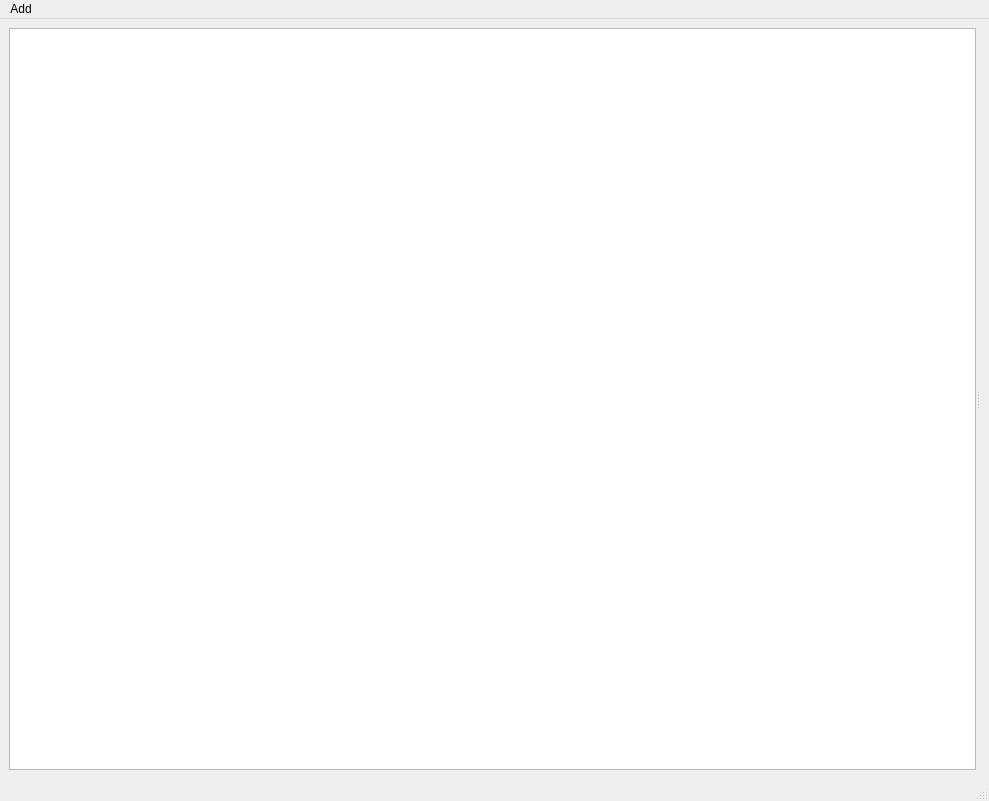
Old version of the form app/rmlGui/MainWindow.ui in the repository czrocklee/RockStudio.
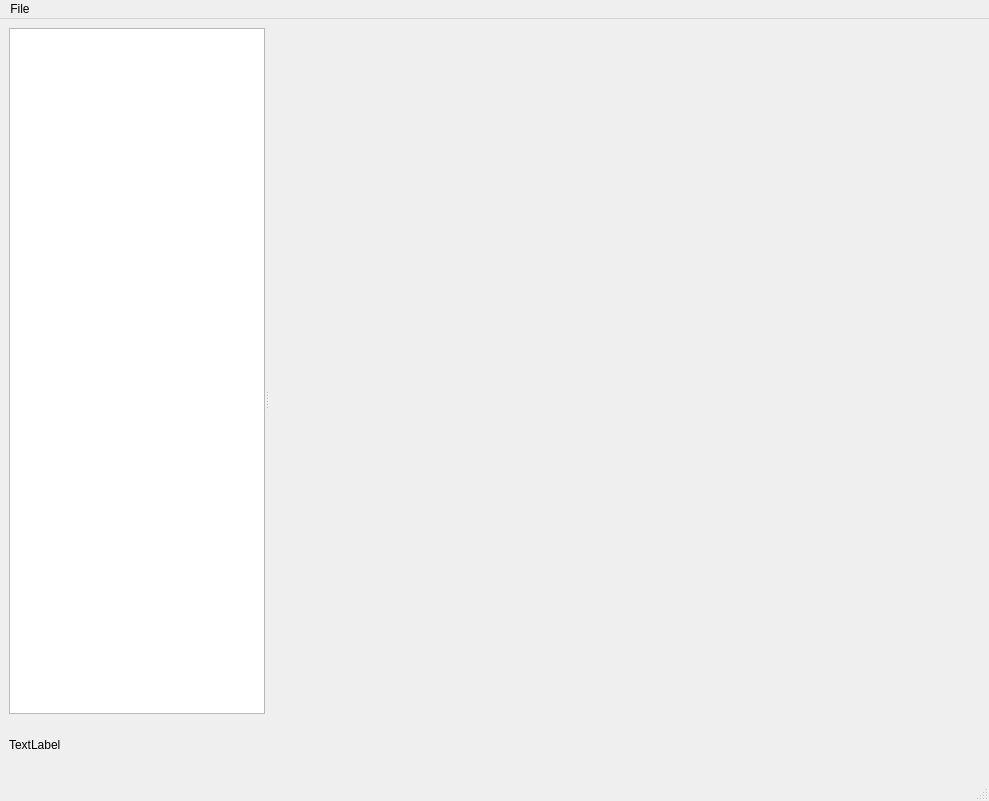
New version of the form. Custom widgets are drawn as their Qt base class.

```diff
--- a/app/rmlGui/MainWindow.ui
+++ b/app/rmlGui/MainWindow.ui
@@ -20,13 +20,41 @@
       <property name="orientation">
        <enum>Qt::Horizontal</enum>
       </property>
-      <widget class="QListWidget" name="listWidget">
-       <property name="sizePolicy">
-        <sizepolicy hsizetype="Expanding" vsizetype="Expanding">
-         <horstretch>1</horstretch>
-         <verstretch>0</verstretch>
-        </sizepolicy>
-       </property>
+      <widget class="QWidget" name="layoutWidget">
+       <layout class="QVBoxLayout" name="verticalLayout">
+        <item>
+         <widget class="QListWidget" name="listWidget">
+          <property name="sizePolicy">
+           <sizepolicy hsizetype="Expanding" vsizetype="Expanding">
+            <horstretch>1</horstretch>
+            <verstretch>0</verstretch>
+           </sizepolicy>
+          </property>
+         </widget>
+        </item>
+        <item>
+         <widget class="CoverArtLabel" name="coverArtLabel">
+          <property name="sizePolicy">
+           <sizepolicy hsizetype="Expanding" vsizetype="Maximum">
+            <horstretch>0</horstretch>
+            <verstretch>0</verstretch>
+           </sizepolicy>
+          </property>
+          <property name="minimumSize">
+           <size>
+            <width>50</width>
+            <height>50</height>
+           </size>
+          </property>
+          <property name="text">
+           <string>TextLabel</string>
+          </property>
+          <property name="scaledContents">
+           <bool>true</bool>
+          </property>
+         </widget>
+        </item>
+       </layout>
       </widget>
       <widget class="QStackedWidget" name="stackedWidget">
        <property name="sizePolicy">
@@ -46,16 +74,16 @@
      <x>0</x>
      <y>0</y>
      <width>989</width>
-     <height>26</height>
+     <height>24</height>
     </rect>
    </property>
-   <widget class="QMenu" name="menuAdd">
+   <widget class="QMenu" name="menuFile">
     <property name="title">
-     <string>Add</string>
+     <string>File</string>
     </property>
     <addaction name="actionFile"/>
    </widget>
-   <addaction name="menuAdd"/>
+   <addaction name="menuFile"/>
   </widget>
   <widget class="QStatusBar" name="statusbar"/>
   <action name="actionFile">
@@ -64,6 +92,13 @@
    </property>
   </action>
  </widget>
+ <customwidgets>
+  <customwidget>
+   <class>CoverArtLabel</class>
+   <extends>QLabel</extends>
+   <header location="global">CoverArtLabel.h</header>
+  </customwidget>
+ </customwidgets>
  <resources/>
  <connections/>
 </ui>
```
Left out of the diff: 12 changed lines with no effect on the pictures.
